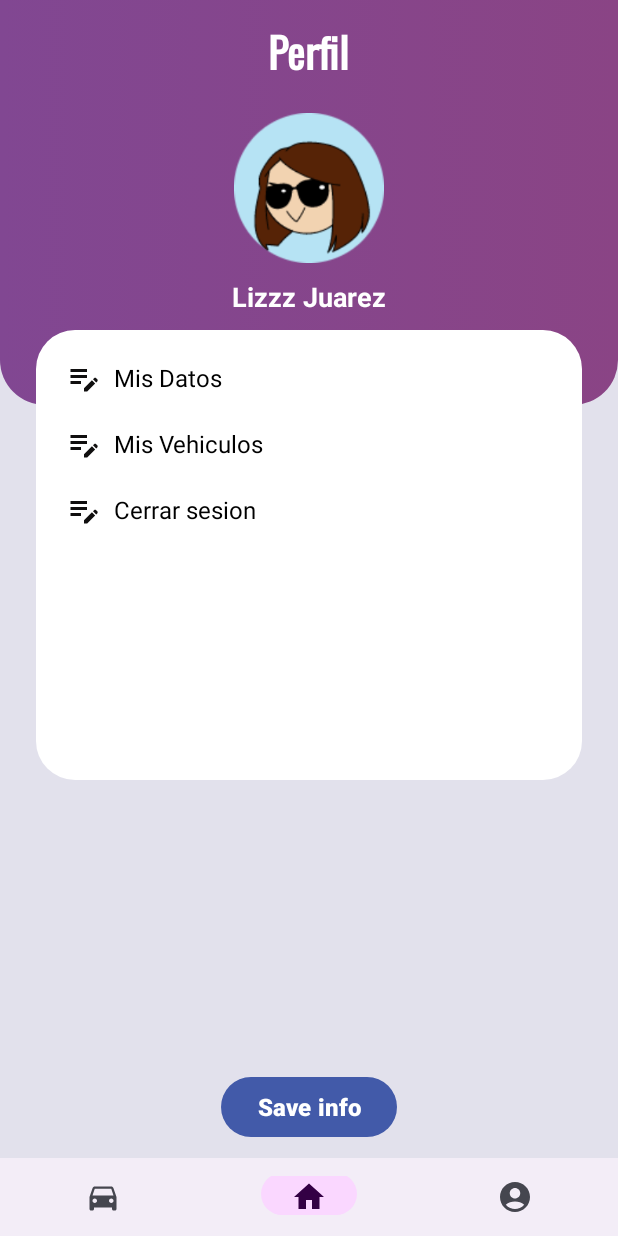
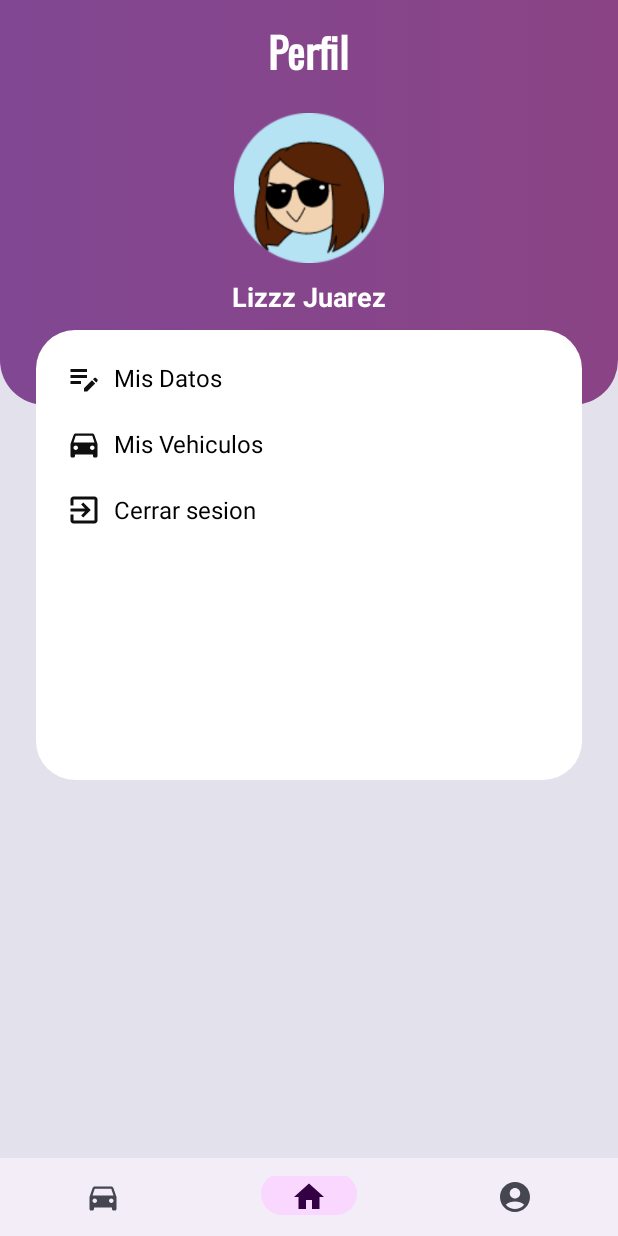
Before and after one commit to Proyecto-IOT/APIARCAMIENTO, an Android app: the fragment ProfileFragment placed in its activity, on a phone screen of 412 x 824 dp. Run offline under Robolectric (Android 15) with nearby library versions, the phone set to English and light mode, and no system bars.

Commit message:
Más cambios tonotos🐈

```diff
--- /dev/null
+++ b/app/src/main/res/drawable/car_edit_icon.xml
@@ -0,0 +1,5 @@
+<vector android:height="24dp" android:tint="#100F0F"
+    android:viewportHeight="24" android:viewportWidth="24"
+    android:width="24dp" xmlns:android="http://schemas.android.com/apk/res/android">
+    <path android:fillColor="@android:color/white" android:pathData="M18.92,6.01C18.72,5.42 18.16,5 17.5,5h-11c-0.66,0 -1.21,0.42 -1.42,1.01L3,12v8c0,0.55 0.45,1 1,1h1c0.55,0 1,-0.45 1,-1v-1h12v1c0,0.55 0.45,1 1,1h1c0.55,0 1,-0.45 1,-1v-8l-2.08,-5.99zM6.5,16c-0.83,0 -1.5,-0.67 -1.5,-1.5S5.67,13 6.5,13s1.5,0.67 1.5,1.5S7.33,16 6.5,16zM17.5,16c-0.83,0 -1.5,-0.67 -1.5,-1.5s0.67,-1.5 1.5,-1.5 1.5,0.67 1.5,1.5 -0.67,1.5 -1.5,1.5zM5,11l1.5,-4.5h11L19,11L5,11z"/>
+</vector>
--- /dev/null
+++ b/app/src/main/res/drawable/exit_icon.xml
@@ -0,0 +1,5 @@
+<vector android:autoMirrored="true" android:height="24dp"
+    android:tint="#100F0F" android:viewportHeight="24"
+    android:viewportWidth="24" android:width="24dp" xmlns:android="http://schemas.android.com/apk/res/android">
+    <path android:fillColor="@android:color/white" android:pathData="M10.09,15.59L11.5,17l5,-5 -5,-5 -1.41,1.41L12.67,11H3v2h9.67l-2.58,2.59zM19,3H5c-1.11,0 -2,0.9 -2,2v4h2V5h14v14H5v-4H3v4c0,1.1 0.89,2 2,2h14c1.1,0 2,-0.9 2,-2V5c0,-1.1 -0.9,-2 -2,-2z"/>
+</vector>
--- a/app/src/main/res/layout/fragment_profile.xml
+++ b/app/src/main/res/layout/fragment_profile.xml
@@ -104,7 +104,7 @@
                 <ImageView
                     android:layout_width="wrap_content"
                     android:layout_height="wrap_content"
-                    android:src="@drawable/edit_data"
+                    android:src="@drawable/car_edit_icon"
                     android:layout_marginEnd="8dp"
                     android:layout_marginStart="20dp"/>
 
@@ -130,7 +130,7 @@
                 <ImageView
                     android:layout_width="wrap_content"
                     android:layout_height="wrap_content"
-                    android:src="@drawable/edit_data"
+                    android:src="@drawable/exit_icon"
                     android:layout_marginEnd="8dp"
                     android:layout_marginStart="20dp"/>
 
@@ -142,17 +142,5 @@
                     android:textColor="@android:color/black" />
             </LinearLayout>
         </RelativeLayout>
-
-        <Button
-            android:layout_width="wrap_content"
-            android:layout_height="wrap_content"
-            android:layout_centerHorizontal="true"
-            android:layout_alignParentBottom="true"
-            android:layout_marginBottom="10dp"
-            android:text="Save info"
-            android:textColor="@color/white"
-            android:textSize="16sp"
-            android:textStyle="bold" />
     </RelativeLayout>
-
 </FrameLayout>
```
